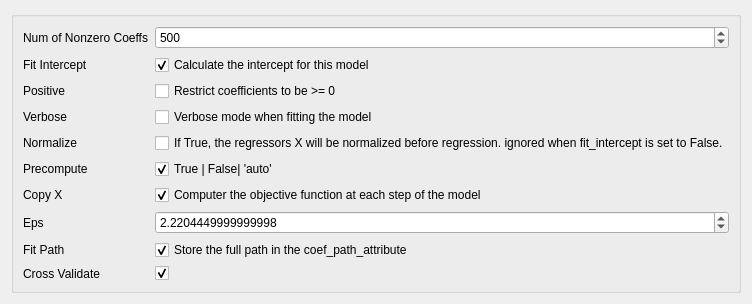
tisaconundrum2/PySAT-GUI, file point_spectra_gui/ui/UI Files/UI_LARS.ui: the form before one commit.
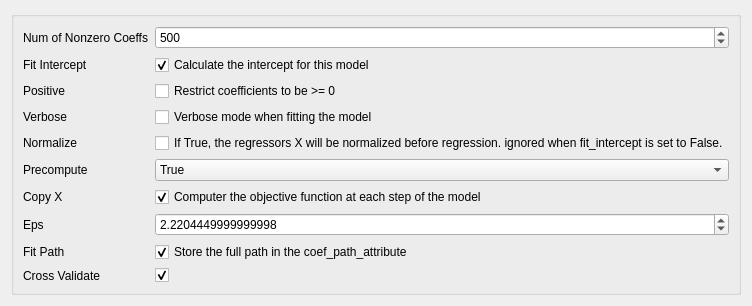
The form after the commit.

Commit message: Replacing checkbox with Combobox

What changed in the file:
```diff
--- a/point_spectra_gui/ui/UI Files/UI_LARS.ui
+++ b/point_spectra_gui/ui/UI Files/UI_LARS.ui
@@ -89,16 +89,6 @@
         </property>
        </widget>
       </item>
-      <item row="5" column="1">
-       <widget class="QCheckBox" name="precomputeCheckBox">
-        <property name="text">
-         <string>True | False| 'auto'</string>
-        </property>
-        <property name="checked">
-         <bool>true</bool>
-        </property>
-       </widget>
-      </item>
       <item row="6" column="0">
        <widget class="QLabel" name="copyXLabel">
         <property name="text">
@@ -181,6 +171,25 @@
         </property>
        </widget>
       </item>
+      <item row="5" column="1">
+       <widget class="QComboBox" name="comboBox">
+        <item>
+         <property name="text">
+          <string>True</string>
+         </property>
+        </item>
+        <item>
+         <property name="text">
+          <string>False</string>
+         </property>
+        </item>
+        <item>
+         <property name="text">
+          <string>auto</string>
+         </property>
+        </item>
+       </widget>
+      </item>
      </layout>
     </widget>
    </item>
```
